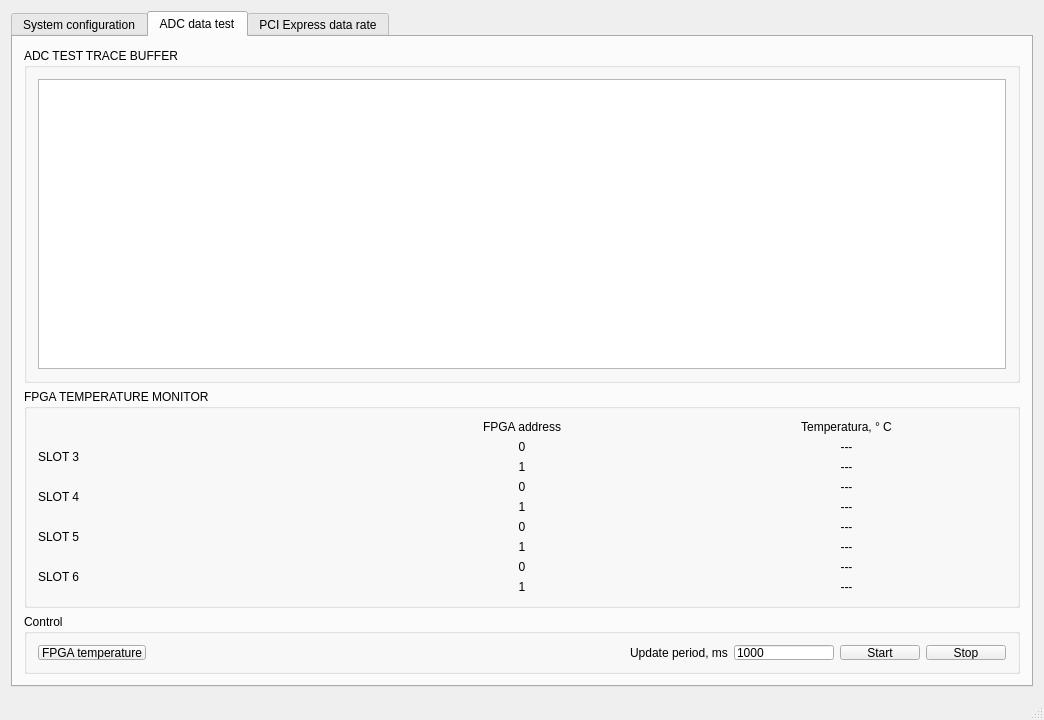
First picture: the form in gui/mainwindow.ui, repository karakozov/mainstream, before the edit.
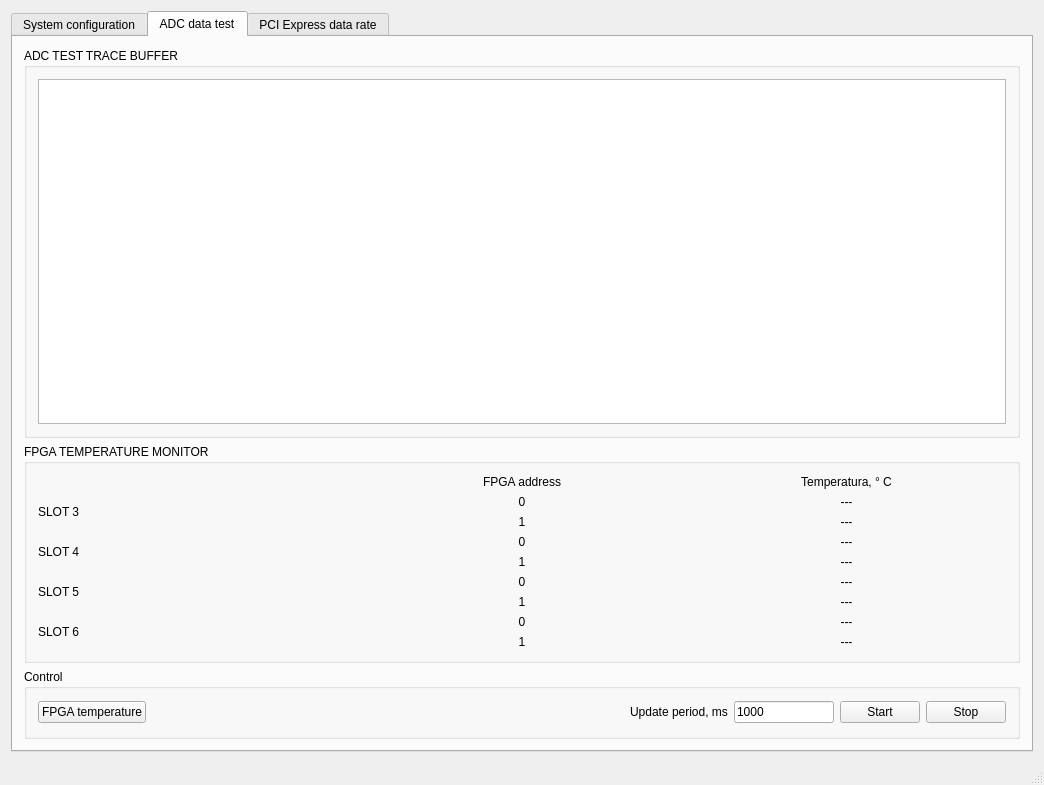
Second picture: the form after the edit. The open tabs and pages were chosen to show the change.

Commit message: Align buttons

```diff
--- a/gui/mainwindow.ui
+++ b/gui/mainwindow.ui
@@ -7,7 +7,7 @@
     <x>0</x>
     <y>0</y>
     <width>1044</width>
-    <height>720</height>
+    <height>785</height>
    </rect>
   </property>
   <property name="windowTitle">
@@ -769,10 +769,16 @@
         </item>
         <item row="3" column="0">
          <widget class="QGroupBox" name="groupBox_9">
+          <property name="minimumSize">
+           <size>
+            <width>0</width>
+            <height>32</height>
+           </size>
+          </property>
           <property name="maximumSize">
            <size>
             <width>16777215</width>
-            <height>60</height>
+            <height>70</height>
            </size>
           </property>
           <property name="title">
```
Left out of the diff: 2 changed lines with no effect on the pictures.
